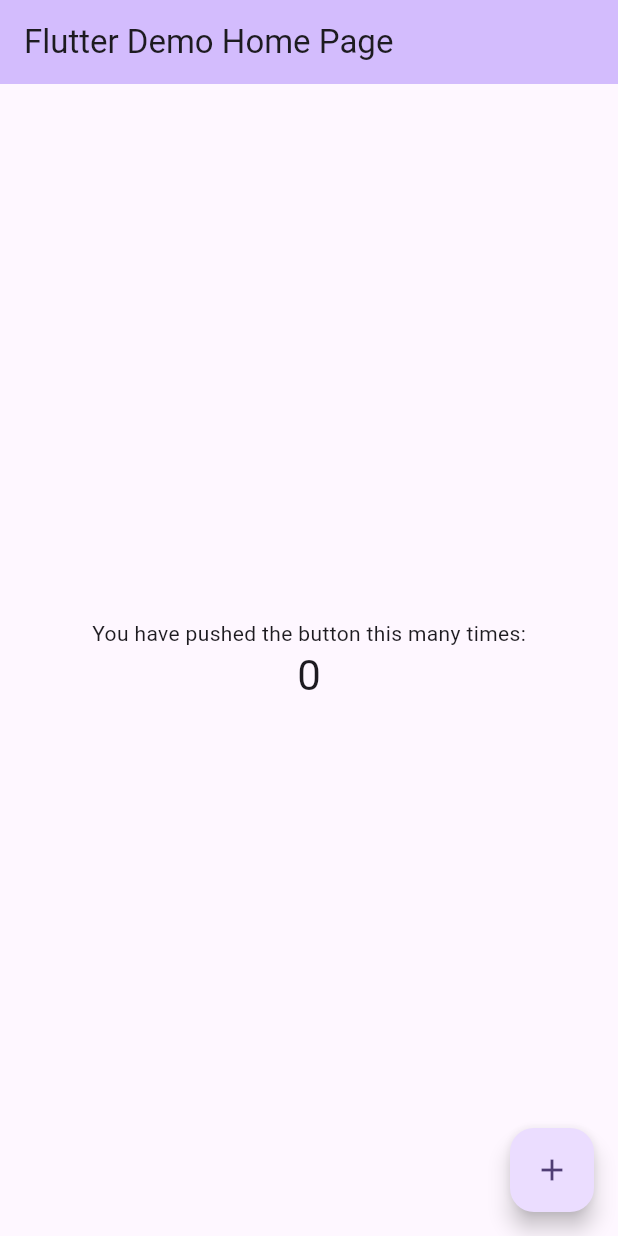
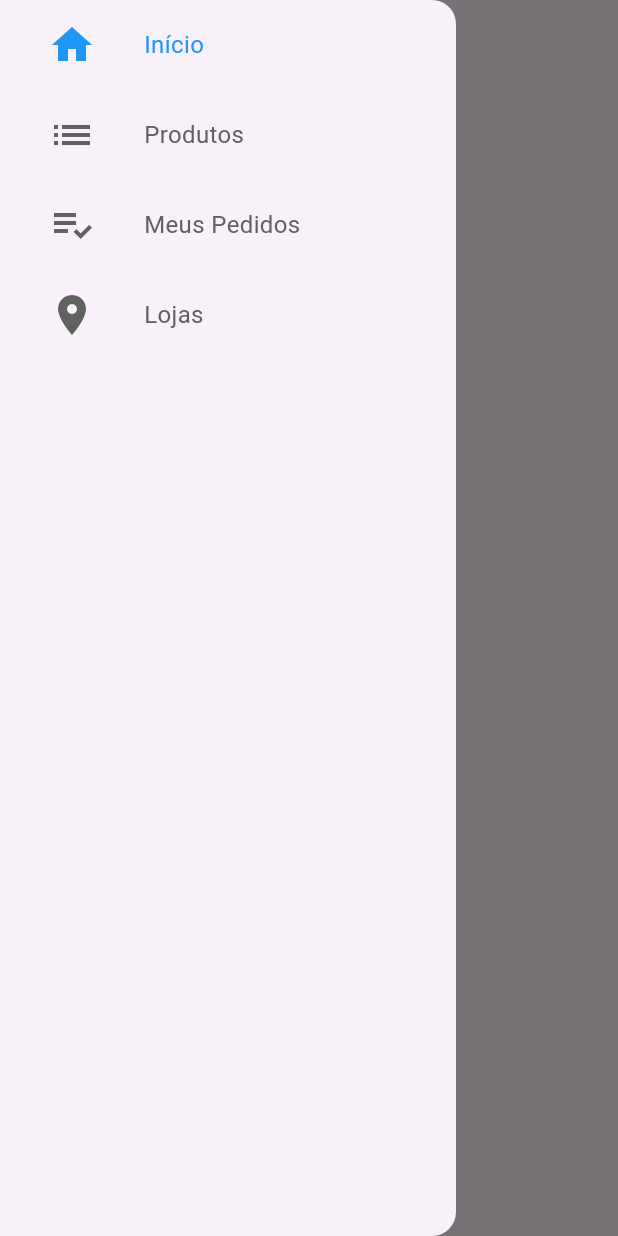
Before and after one commit to GaGuarGo/loja-pagamento, a Flutter app: the screen it shows after launch, with the side drawer open (before the commit the screen has no drawer), on a phone screen of 412 x 824 dp. Run offline on Flutter 3.47's test engine with Material 2 defaults, Android fonts, the phone set to English and light mode, and no system bars; our stand-ins replace firebase_core; accounts and stored records are empty.

Commit message:
Base do Drawer Pronta feita com Provider

```diff
--- /dev/null
+++ b/lib/common/custom_drawer/custom_drawer.dart
@@ -0,0 +1,23 @@
+import 'package:flutter/material.dart';
+import 'package:loja_virtual/common/custom_drawer/drawer_tile.dart';
+
+class CustomDrawer extends StatelessWidget {
+  const CustomDrawer({super.key});
+
+  @override
+  Widget build(BuildContext context) {
+    return Drawer(
+      child: ListView(
+        children: const [
+          DrawerTile(iconData: Icons.home, title: "Início", page: 0),
+          DrawerTile(iconData: Icons.list, title: "Produtos", page: 1),
+          DrawerTile(
+              iconData: Icons.playlist_add_check,
+              title: "Meus Pedidos",
+              page: 2),
+          DrawerTile(iconData: Icons.location_on, title: "Lojas", page: 3),
+        ],
+      ),
+    );
+  }
+}
--- /dev/null
+++ b/lib/common/custom_drawer/drawer_tile.dart
@@ -0,0 +1,46 @@
+import 'package:flutter/material.dart';
+import 'package:flutter/widgets.dart';
+import 'package:loja_virtual/models/page_manager.dart';
+import 'package:provider/provider.dart';
+
+class DrawerTile extends StatelessWidget {
+  final IconData iconData;
+  final String title;
+  final int page;
+
+  const DrawerTile(
+      {super.key,
+      required this.iconData,
+      required this.title,
+      required this.page});
+
+  @override
+  Widget build(BuildContext context) {
+    final int curPage = context.watch<PageManager>().page;
+
+    return InkWell(
+      onTap: () {
+        context.read<PageManager>().setPage(page);
+      },
+      child: SizedBox(
+        height: 60,
+        child: Row(
+          children: [
+            Padding(
+              padding: const EdgeInsets.symmetric(horizontal: 32.0),
+              child: Icon(iconData,
+                  size: 32,
+                  color: curPage == page ? Colors.blue : Colors.grey.shade700),
+            ),
+            Text(
+              title,
+              style: TextStyle(
+                  fontSize: 16,
+                  color: curPage == page ? Colors.blue : Colors.grey.shade700),
+            )
+          ],
+        ),
+      ),
+    );
+  }
+}
--- a/lib/main.dart
+++ b/lib/main.dart
@@ -1,5 +1,6 @@
 import 'package:firebase_core/firebase_core.dart';
 import 'package:flutter/material.dart';
+import 'package:loja_virtual/screens/base/base_screen.dart';
 
 import 'firebase_options.dart';
 
@@ -18,100 +19,13 @@ class MyApp extends StatelessWidget {
   @override
   Widget build(BuildContext context) {
     return MaterialApp(
-      title: 'Flutter Demo',
+      title: 'Loja do Gabriel',
+      debugShowCheckedModeBanner: false,
       theme: ThemeData(
         colorScheme: ColorScheme.fromSeed(seedColor: Colors.deepPurple),
         useMaterial3: true,
       ),
-      home: const MyHomePage(title: 'Flutter Demo Home Page'),
+      home: BaseScreen(),
     );
   }
 }
-
-class MyHomePage extends StatefulWidget {
-  const MyHomePage({super.key, required this.title});
-
-  // This widget is the home page of your application. It is stateful, meaning
-  // that it has a State object (defined below) that contains fields that affect
-  // how it looks.
-
-  // This class is the configuration for the state. It holds the values (in this
-  // case the title) provided by the parent (in this case the App widget) and
-  // used by the build method of the State. Fields in a Widget subclass are
-  // always marked "final".
-
-  final String title;
-
-  @override
-  State<MyHomePage> createState() => _MyHomePageState();
-}
-
-class _MyHomePageState extends State<MyHomePage> {
-  int _counter = 0;
-
-  void _incrementCounter() {
-    setState(() {
-      // This call to setState tells the Flutter framework that something has
-      // changed in this State, which causes it to rerun the build method below
-      // so that the display can reflect the updated values. If we changed
-      // _counter without calling setState(), then the build method would not be
-      // called again, and so nothing would appear to happen.
-      _counter++;
-    });
-  }
-
-  @override
-  Widget build(BuildContext context) {
-    // This method is rerun every time setState is called, for instance as done
-    // by the _incrementCounter method above.
-    //
-    // The Flutter framework has been optimized to make rerunning build methods
-    // fast, so that you can just rebuild anything that needs updating rather
-    // than having to individually change instances of widgets.
-    return Scaffold(
-      appBar: AppBar(
-        // TRY THIS: Try changing the color here to a specific color (to
-        // Colors.amber, perhaps?) and trigger a hot reload to see the AppBar
-        // change color while the other colors stay the same.
-        backgroundColor: Theme.of(context).colorScheme.inversePrimary,
-        // Here we take the value from the MyHomePage object that was created by
-        // the App.build method, and use it to set our appbar title.
-        title: Text(widget.title),
-      ),
-      body: Center(
-        // Center is a layout widget. It takes a single child and positions it
-        // in the middle of the parent.
-        child: Column(
-          // Column is also a layout widget. It takes a list of children and
-          // arranges them vertically. By default, it sizes itself to fit its
-          // children horizontally, and tries to be as tall as its parent.
-          //
-          // Column has various properties to control how it sizes itself and
-          // how it positions its children. Here we use mainAxisAlignment to
-          // center the children vertically; the main axis here is the vertical
-          // axis because Columns are vertical (the cross axis would be
-          // horizontal).
-          //
-          // TRY THIS: Invoke "debug painting" (choose the "Toggle Debug Paint"
-          // action in the IDE, or press "p" in the console), to see the
-          // wireframe for each widget.
-          mainAxisAlignment: MainAxisAlignment.center,
-          children: <Widget>[
-            const Text(
-              'You have pushed the button this many times:',
-            ),
-            Text(
-              '$_counter',
-              style: Theme.of(context).textTheme.headlineMedium,
-            ),
-          ],
-        ),
-      ),
-      floatingActionButton: FloatingActionButton(
-        onPressed: _incrementCounter,
-        tooltip: 'Increment',
-        child: const Icon(Icons.add),
-      ), // This trailing comma makes auto-formatting nicer for build methods.
-    );
-  }
-}
--- /dev/null
+++ b/lib/models/page_manager.dart
@@ -0,0 +1,17 @@
+import 'package:flutter/material.dart';
+
+class PageManager {
+  // ignore: prefer_final_fields
+  PageController _pageController;
+
+  PageManager(this._pageController);
+
+  int page = 0;
+
+  void setPage(int page) {
+    if (this.page == page) return;
+    this.page == page;
+    _pageController.animateToPage(page,
+        duration: const Duration(milliseconds: 500), curve: Curves.linear);
+  }
+}
--- /dev/null
+++ b/lib/screens/base/base_screen.dart
@@ -0,0 +1,37 @@
+import 'package:flutter/material.dart';
+import 'package:loja_virtual/common/custom_drawer/custom_drawer.dart';
+import 'package:loja_virtual/models/page_manager.dart';
+import 'package:provider/provider.dart';
+
+// ignore: use_key_in_widget_constructors
+class BaseScreen extends StatelessWidget {
+  final _pageController = PageController();
+
+  @override
+  Widget build(BuildContext context) {
+    return Provider(
+      create: (BuildContext context) => PageManager(_pageController),
+      child: PageView(
+        physics: const NeverScrollableScrollPhysics(),
+        controller: _pageController,
+        children: [
+          Scaffold(
+            drawer: const CustomDrawer(),
+            appBar: AppBar(
+              title: const Text('Home'),
+            ),
+          ),
+          Container(
+            color: Colors.red,
+          ),
+          Container(
+            color: Colors.yellow,
+          ),
+          Container(
+            color: Colors.green,
+          ),
+        ],
+      ),
+    );
+  }
+}
--- a/pubspec.yaml
+++ b/pubspec.yaml
@@ -39,6 +39,7 @@ dependencies:
   firebase_core: ^2.15.0
   firebase_storage: ^11.2.5
   firebase_auth: ^4.7.2
+  provider: ^6.0.5
 
 dev_dependencies:
   flutter_test:
```
Also changed, not shown: pubspec.lock, 2 other files.
